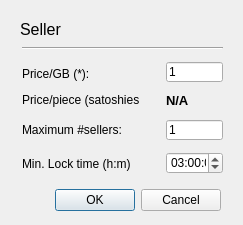
The window that views/gui/ui/SellerTorrentPluginConfigurationDialog.ui (RdeWilde/JoyStream) describes before a commit, drawn with Qt 5.
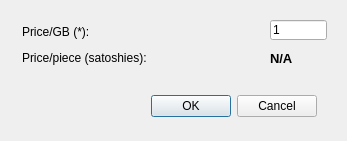
The same window after the commit.

Commit message: fixing plugin configurations

The edit to the form file:
```diff
--- a/views/gui/ui/SellerTorrentPluginConfigurationDialog.ui
+++ b/views/gui/ui/SellerTorrentPluginConfigurationDialog.ui
@@ -6,8 +6,8 @@
    <rect>
     <x>0</x>
     <y>0</y>
-    <width>243</width>
-    <height>225</height>
+    <width>347</width>
+    <height>141</height>
    </rect>
   </property>
   <property name="windowTitle">
@@ -16,8 +16,8 @@
   <widget class="QDialogButtonBox" name="buttonBox">
    <property name="geometry">
     <rect>
-     <x>44</x>
-     <y>184</y>
+     <x>140</x>
+     <y>90</y>
      <width>177</width>
      <height>32</height>
     </rect>
@@ -29,30 +29,12 @@
     <set>QDialogButtonBox::Cancel|QDialogButtonBox::Ok</set>
    </property>
   </widget>
-  <widget class="QLabel" name="sellerTorrentPluginConfigurationLabel">
-   <property name="geometry">
-    <rect>
-     <x>20</x>
-     <y>8</y>
-     <width>253</width>
-     <height>43</height>
-    </rect>
-   </property>
-   <property name="font">
-    <font>
-     <pointsize>12</pointsize>
-    </font>
-   </property>
-   <property name="text">
-    <string>Seller</string>
-   </property>
-  </widget>
   <widget class="QLabel" name="minPriceLabel">
    <property name="geometry">
     <rect>
      <x>22</x>
-     <y>66</y>
-     <width>103</width>
+     <y>24</y>
+     <width>231</width>
      <height>16</height>
     </rect>
    </property>
@@ -63,8 +45,8 @@
   <widget class="QLineEdit" name="minPriceLineEdit">
    <property name="geometry">
     <rect>
-     <x>166</x>
-     <y>62</y>
+     <x>270</x>
+     <y>20</y>
      <width>57</width>
      <height>20</height>
     </rect>
@@ -76,8 +58,8 @@
   <widget class="QLabel" name="minLockLabel">
    <property name="geometry">
     <rect>
-     <x>22</x>
-     <y>156</y>
+     <x>20</x>
+     <y>234</y>
      <width>109</width>
      <height>16</height>
     </rect>
@@ -115,8 +97,8 @@
   <widget class="QTimeEdit" name="minLockTimeEdit">
    <property name="geometry">
     <rect>
-     <x>166</x>
-     <y>152</y>
+     <x>164</x>
+     <y>230</y>
      <width>57</width>
      <height>22</height>
     </rect>
@@ -129,24 +111,11 @@
     </time>
    </property>
   </widget>
-  <widget class="Line" name="line">
-   <property name="geometry">
-    <rect>
-     <x>22</x>
-     <y>40</y>
-     <width>201</width>
-     <height>16</height>
-    </rect>
-   </property>
-   <property name="orientation">
-    <enum>Qt::Horizontal</enum>
-   </property>
-  </widget>
   <widget class="QLabel" name="maxNumberOfSellersLabel">
    <property name="geometry">
     <rect>
-     <x>22</x>
-     <y>122</y>
+     <x>20</x>
+     <y>200</y>
      <width>111</width>
      <height>16</height>
     </rect>
@@ -158,8 +127,8 @@
   <widget class="QLineEdit" name="maxNumberOfSellersLineEdit">
    <property name="geometry">
     <rect>
-     <x>166</x>
-     <y>120</y>
+     <x>164</x>
+     <y>198</y>
      <width>57</width>
      <height>20</height>
     </rect>
@@ -202,8 +171,8 @@
    <property name="geometry">
     <rect>
      <x>22</x>
-     <y>92</y>
-     <width>117</width>
+     <y>50</y>
+     <width>231</width>
      <height>16</height>
     </rect>
    </property>
@@ -214,8 +183,8 @@
   <widget class="QLabel" name="computedSatoshiesMinPriceValue">
    <property name="geometry">
     <rect>
-     <x>166</x>
-     <y>92</y>
+     <x>270</x>
+     <y>50</y>
      <width>55</width>
      <height>16</height>
     </rect>
```
Left out of the diff: 16 changed lines with no effect on the pictures. The commit also changes 9 other files.
